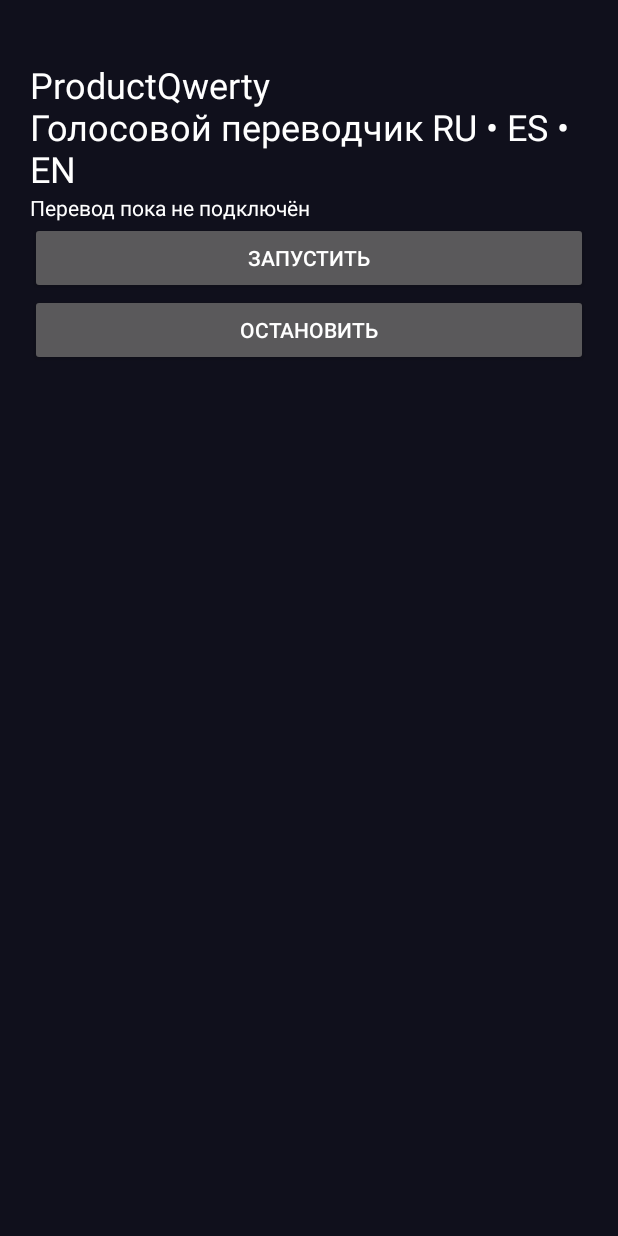
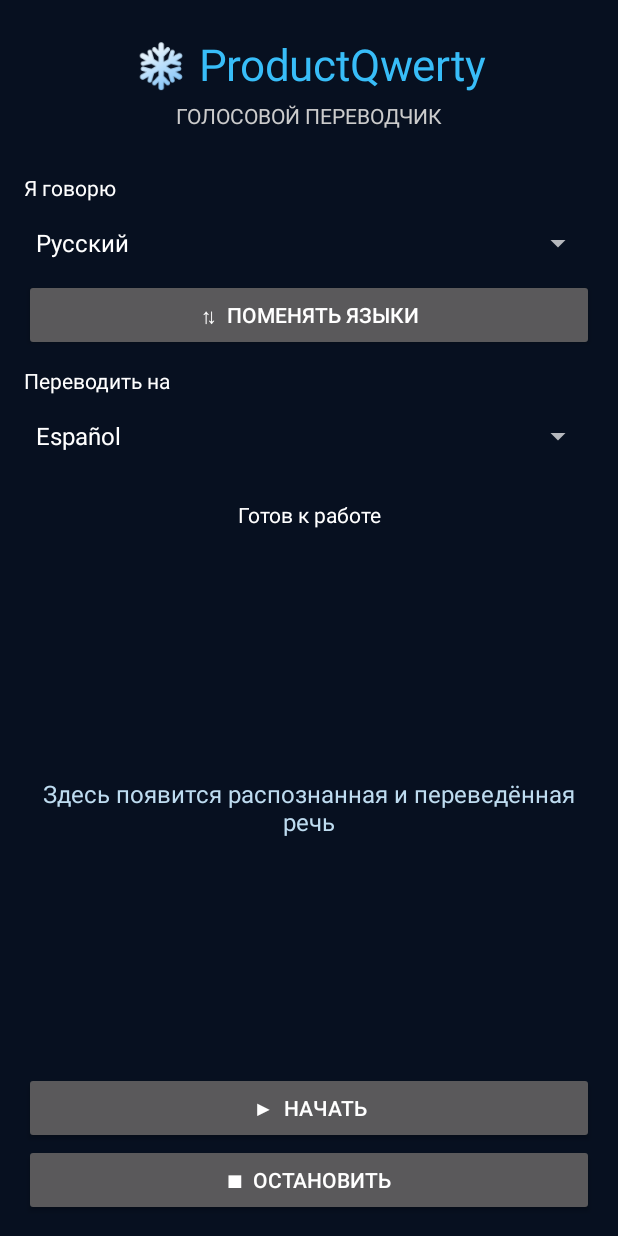
Before and after one commit to kopdana27-pixel/ProductQwerty, an Android app: the screen it shows after launch (MainActivity), on a phone screen of 412 x 824 dp. Run offline under Robolectric (Android 15) with nearby library versions, the phone set to English and light mode, and no system bars; libraries missing offline, so code that uses them is left out: com.google.mlkit.nl.

Commit message:
Build ProductQwerty 3.0

```diff
--- a/app/src/main/java/com/productqwerty/app/MainActivity.java
+++ b/app/src/main/java/com/productqwerty/app/MainActivity.java
@@ -1,36 +1,96 @@
 package com.productqwerty.app;
+
 import android.app.*;
 import android.os.*;
+import android.content.*;
+import android.content.pm.PackageManager;
+import android.speech.*;
+import android.speech.tts.TextToSpeech;
+import android.graphics.Color;
 import android.view.*;
 import android.widget.*;
+import com.google.mlkit.nl.translate.*;
+import java.util.*;
+
 public class MainActivity extends Activity {
-    public void onCreate(Bundle b) {
-        super.onCreate(b);
-        LinearLayout l = new LinearLayout(this);
-        l.setOrientation(1);
-        l.setPadding(30,60,30,30);
-        l.setBackgroundColor(0xff10101c);
-        TextView t = new TextView(this);
-        t.setText("ProductQwerty\nГолосовой переводчик RU • ES • EN");
-        t.setTextColor(-1);
-        t.setTextSize(24);
-        l.addView(t);
-        TextView s = new TextView(this);
-        s.setText("Перевод пока не подключён");
-        s.setTextColor(-1);
-        l.addView(s);
-        Button start = new Button(this);
-        start.setText("ЗАПУСТИТЬ");
-        l.addView(start);
-        Button stop = new Button(this);
-        stop.setText("ОСТАНОВИТЬ");
-        l.addView(stop);
-        start.setOnClickListener(v -> {
-            if (checkSelfPermission("android.permission.RECORD_AUDIO") != 0)
-                requestPermissions(new String[]{"android.permission.RECORD_AUDIO"}, 1);
-            else s.setText("Микрофон разрешён. Переводчик требует подключения сервиса.");
-        });
-        stop.setOnClickListener(v -> s.setText("Перевод остановлен"));
-        setContentView(l);
-    }
+ Spinner source,target;
+ TextView status,result;
+ Button start,stop,swap;
+ SpeechRecognizer recognizer;
+ TextToSpeech tts;
+ Translator translator;
+ boolean active=false;
+ String[] names={"Русский","Español","English"};
+ String[] codes={"ru","es","en"};
+ int lang(Spinner s){return Math.max(0,s.getSelectedItemPosition());}
+ @Override public void onCreate(Bundle b){
+  super.onCreate(b);
+  getWindow().setStatusBarColor(Color.rgb(7,16,32));
+  getWindow().setNavigationBarColor(Color.rgb(7,16,32));
+  LinearLayout root=new LinearLayout(this); root.setOrientation(1); root.setPadding(24,35,24,20); root.setBackgroundColor(Color.rgb(7,16,32));
+  TextView logo=new TextView(this); logo.setText("❄ ProductQwerty"); logo.setTextSize(29); logo.setTextColor(Color.rgb(56,189,248)); logo.setGravity(17); root.addView(logo);
+  TextView sub=new TextView(this); sub.setText("ГОЛОСОВОЙ ПЕРЕВОДЧИК"); sub.setTextColor(Color.LTGRAY); sub.setGravity(17); sub.setPadding(0,8,0,28); root.addView(sub);
+  source=new Spinner(this); target=new Spinner(this);
+  ArrayAdapter<String> adapter=new ArrayAdapter<>(this,android.R.layout.simple_spinner_dropdown_item,names);
+  source.setAdapter(adapter); target.setAdapter(adapter); source.setSelection(0); target.setSelection(1);
+  addLabel(root,"Я говорю"); root.addView(source);
+  swap=new Button(this); swap.setText("⇅  Поменять языки"); root.addView(swap);
+  addLabel(root,"Переводить на"); root.addView(target);
+  status=new TextView(this); status.setText("Готов к работе"); status.setTextColor(Color.WHITE); status.setGravity(17); status.setPadding(0,28,0,14); root.addView(status);
+  result=new TextView(this); result.setText("Здесь появится распознанная и переведённая речь"); result.setTextColor(Color.rgb(190,220,240)); result.setTextSize(16); result.setGravity(17); result.setPadding(10,20,10,20); root.addView(result,new LinearLayout.LayoutParams(-1,0,1));
+  start=new Button(this); start.setText("▶  НАЧАТЬ"); root.addView(start);
+  stop=new Button(this); stop.setText("■  ОСТАНОВИТЬ"); root.addView(stop);
+  setContentView(root);
+  tts=new TextToSpeech(this, code->{});
+  swap.setOnClickListener(v->{int a=source.getSelectedItemPosition();source.setSelection(target.getSelectedItemPosition());target.setSelection(a);});
+  start.setOnClickListener(v->begin());
+  stop.setOnClickListener(v->halt());
+  if(android.os.Build.VERSION.SDK_INT>=23 && checkSelfPermission("android.permission.RECORD_AUDIO")!=PackageManager.PERMISSION_GRANTED) requestPermissions(new String[]{"android.permission.RECORD_AUDIO"},10);
+ }
+ void addLabel(LinearLayout r,String s){TextView t=new TextView(this);t.setText(s);t.setTextColor(Color.WHITE);t.setPadding(0,15,0,5);r.addView(t);}
+ void begin(){
+  if(checkSelfPermission("android.permission.RECORD_AUDIO")!=PackageManager.PERMISSION_GRANTED){requestPermissions(new String[]{"android.permission.RECORD_AUDIO"},10);return;}
+  if(!SpeechRecognizer.isRecognitionAvailable(this)){status.setText("Распознавание речи недоступно на устройстве");return;}
+  active=true; status.setText("Слушаю…"); listen();
+ }
+ void listen(){
+  if(!active)return;
+  if(recognizer!=null) recognizer.destroy();
+  recognizer=SpeechRecognizer.createSpeechRecognizer(this);
+  recognizer.setRecognitionListener(new RecognitionListener(){
+   public void onReadyForSpeech(Bundle b){status.setText("Слушаю…");}
+   public void onBeginningOfSpeech(){}
+   public void onRmsChanged(float f){}
+   public void onBufferReceived(byte[] b){}
+   public void onEndOfSpeech(){}
+   public void onError(int e){if(active){status.setText("Повторное подключение…");new Handler().postDelayed(()->listen(),900);}}
+   public void onResults(Bundle b){
+    ArrayList<String> x=b.getStringArrayList(SpeechRecognizer.RESULTS_RECOGNITION);
+    if(x!=null&&!x.isEmpty()) translate(x.get(0));
+    else if(active)listen();
+   }
+   public void onPartialResults(Bundle b){}
+   public void onEvent(int a,Bundle b){}
+  });
+  Intent i=new Intent(RecognizerIntent.ACTION_RECOGNIZE_SPEECH);
+  i.putExtra(RecognizerIntent.EXTRA_LANGUAGE,codes[lang(source)]);
+  i.putExtra(RecognizerIntent.EXTRA_LANGUAGE_MODEL,RecognizerIntent.LANGUAGE_MODEL_FREE_FORM);
+  i.putExtra(RecognizerIntent.EXTRA_PARTIAL_RESULTS,false);
+  recognizer.startListening(i);
+ }
+ void translate(String words){
+  int a=lang(source),b=lang(target);
+  TranslatorOptions options=new TranslatorOptions.Builder().setSourceLanguage(codes[a]).setTargetLanguage(codes[b]).build();
+  if(translator!=null)translator.close();
+  translator=Translation.getClient(options);
+  status.setText("Перевожу…");
+  translator.downloadModelIfNeeded().addOnSuccessListener(v->translator.translate(words).addOnSuccessListener(out->{
+   result.setText("Вы сказали: "+words+"\n\nПеревод: "+out);
+   if(tts!=null){tts.setLanguage(new Locale(codes[b]));tts.speak(out,TextToSpeech.QUEUE_FLUSH,null,"translation");}
+   if(active)new Handler().postDelayed(()->listen(),500);
+  }).addOnFailureListener(e->failed())).addOnFailureListener(e->failed());
+ }
+ void failed(){status.setText("Не удалось перевести. Проверь интернет.");if(active)new Handler().postDelayed(()->listen(),1200);}
+ void halt(){active=false;if(recognizer!=null)recognizer.cancel();status.setText("Остановлено");}
+ @Override protected void onDestroy(){halt();if(recognizer!=null)recognizer.destroy();if(translator!=null)translator.close();if(tts!=null)tts.shutdown();super.onDestroy();}
 }
--- /dev/null
+++ b/app/src/main/res/drawable/ic_launcher_foreground.xml
@@ -0,0 +1,6 @@
+<vector xmlns:android="http://schemas.android.com/apk/res/android" android:width="108dp" android:height="108dp" android:viewportWidth="108" android:viewportHeight="108">
+<path android:fillColor="#071426" android:pathData="M0,0h108v108h-108z"/>
+<path android:fillColor="#38BDF8" android:pathData="M20,24h68v60h-68z"/>
+<path android:fillColor="#071426" android:pathData="M30,35h48v8h-48zM30,50h32v8h-32zM30,65h42v8h-42z"/>
+<path android:fillColor="#FFFFFF" android:pathData="M69,48l12,12 -12,12v-8h-9v-8h9z"/>
+</vector>
--- /dev/null
+++ b/app/src/main/res/mipmap-anydpi-v26/ic_launcher.xml
@@ -0,0 +1,4 @@
+<adaptive-icon xmlns:android="http://schemas.android.com/apk/res/android">
+<background android:drawable="@android:color/black"/>
+<foreground android:drawable="@drawable/ic_launcher_foreground"/>
+</adaptive-icon>
--- /dev/null
+++ b/app/src/main/res/values/strings.xml
@@ -0,0 +1 @@
+<resources><string name="app_name">ProductQwerty</string></resources>
```
Also changed, not shown: app/build.gradle (+6 -3 lines), app/src/main/AndroidManifest.xml (+7 -10 lines), 1 other file.
